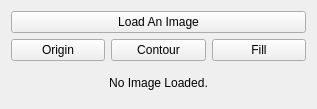
4ker/SuperpixelRegionFill, file src/LoadImage/LoadImage.ui: the form before one commit.
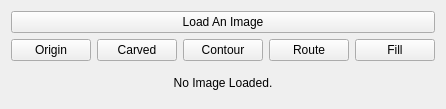
The form after the commit. Custom widgets are drawn as their Qt base class.

Commit message: line tracing how to?

```diff
--- a/src/LoadImage/LoadImage.ui
+++ b/src/LoadImage/LoadImage.ui
@@ -6,7 +6,7 @@
    <rect>
     <x>0</x>
     <y>0</y>
-    <width>317</width>
+    <width>417</width>
     <height>109</height>
    </rect>
   </property>
@@ -42,6 +42,13 @@
        </property>
       </widget>
      </item>
+     <item>
+      <widget class="QPushButton" name="pushButton_carved">
+       <property name="text">
+        <string>Carved</string>
+       </property>
+      </widget>
+     </item>
      <item>
       <widget class="QPushButton" name="pushButton_contour">
        <property name="text">
@@ -49,6 +56,13 @@
        </property>
       </widget>
      </item>
+     <item>
+      <widget class="QPushButton" name="pushButton_route">
+       <property name="text">
+        <string>Route</string>
+       </property>
+      </widget>
+     </item>
      <item>
       <widget class="QPushButton" name="pushButton_fill">
        <property name="text">
```
The commit also changes 2 other files.
